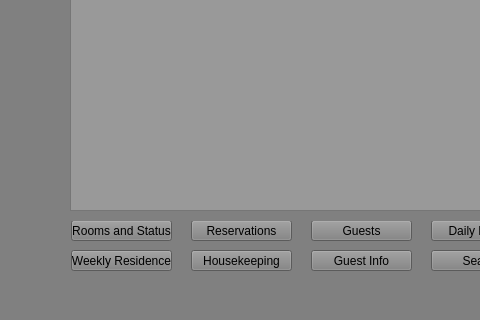
This is dashboard.ui in vain3219/463_project as Qt 5 draws it before an edit; both pictures show x 0 to 480 and y 440 to 760 of the 1205 by 760 pixel window. The edited form follows.
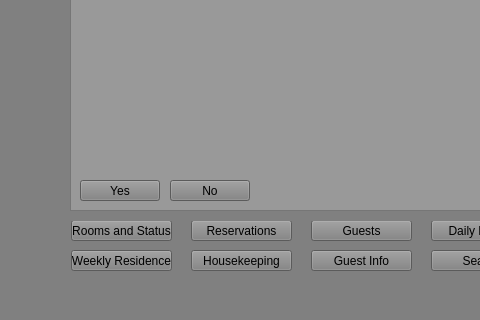
This is the edited form. The open tabs and pages were chosen to show the change.

Patch:
```diff
--- a/dashboard.ui
+++ b/dashboard.ui
@@ -389,6 +389,32 @@
        <set>Qt::TextSelectableByKeyboard|Qt::TextSelectableByMouse</set>
       </property>
      </widget>
+     <widget class="QPushButton" name="changeAvailable">
+      <property name="geometry">
+       <rect>
+        <x>80</x>
+        <y>640</y>
+        <width>80</width>
+        <height>21</height>
+       </rect>
+      </property>
+      <property name="text">
+       <string>Yes</string>
+      </property>
+     </widget>
+     <widget class="QPushButton" name="doNothing">
+      <property name="geometry">
+       <rect>
+        <x>170</x>
+        <y>640</y>
+        <width>80</width>
+        <height>21</height>
+       </rect>
+      </property>
+      <property name="text">
+       <string>No</string>
+      </property>
+     </widget>
     </widget>
     <widget class="QWidget" name="DBViewPage">
      <widget class="QTableView" name="DataTable">
```
Left out of the diff: 2 changed lines with no effect on the pictures.
